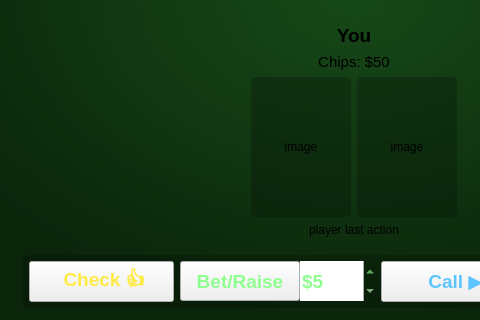
SinahiLeon/CS3505-Texas-Hold-em-Poker-Teacher, file PokerTeacher/view.ui: the form before one commit; both pictures show x 121 to 601 and y 330 to 650 of the 950 by 650 pixel window.
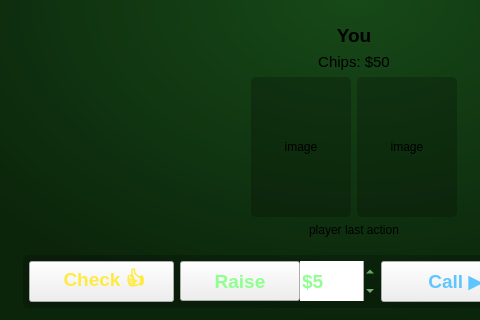
The form after the commit.

Commit message: Relabeled raise button from "Bet/Raise" to "Raise"

Patch:
```diff
--- a/PokerTeacher/view.ui
+++ b/PokerTeacher/view.ui
@@ -1566,7 +1566,7 @@
                 </font>
                </property>
                <property name="text">
-                <string>Bet/Raise</string>
+                <string>Raise</string>
                </property>
               </widget>
              </item>
```
